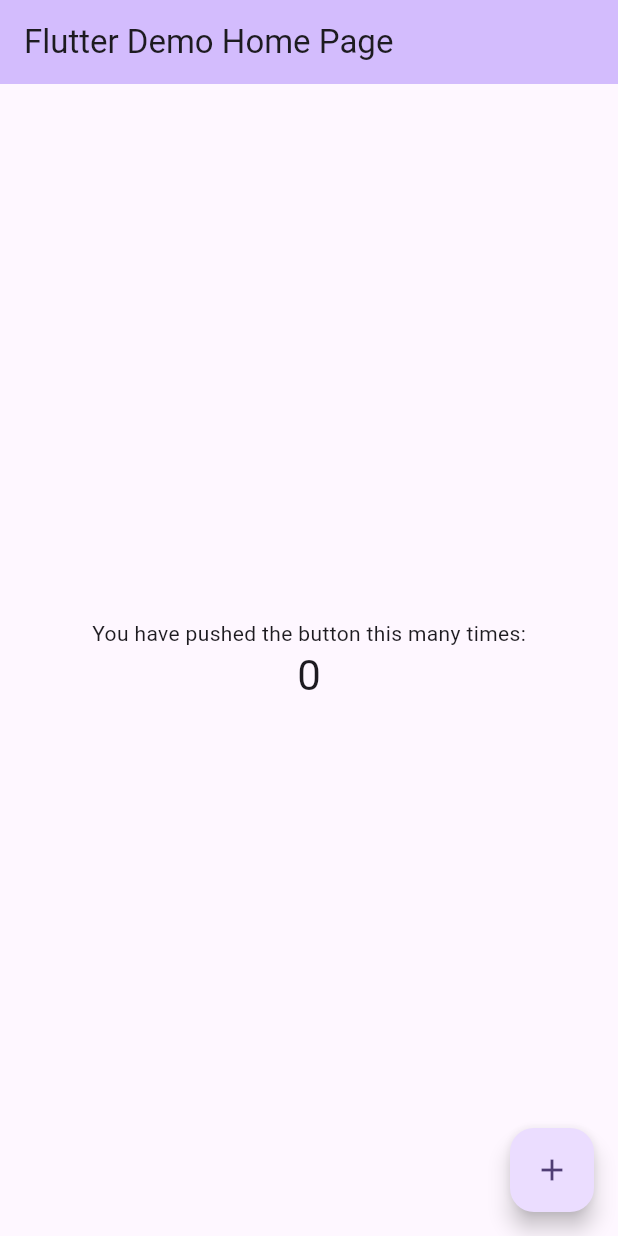
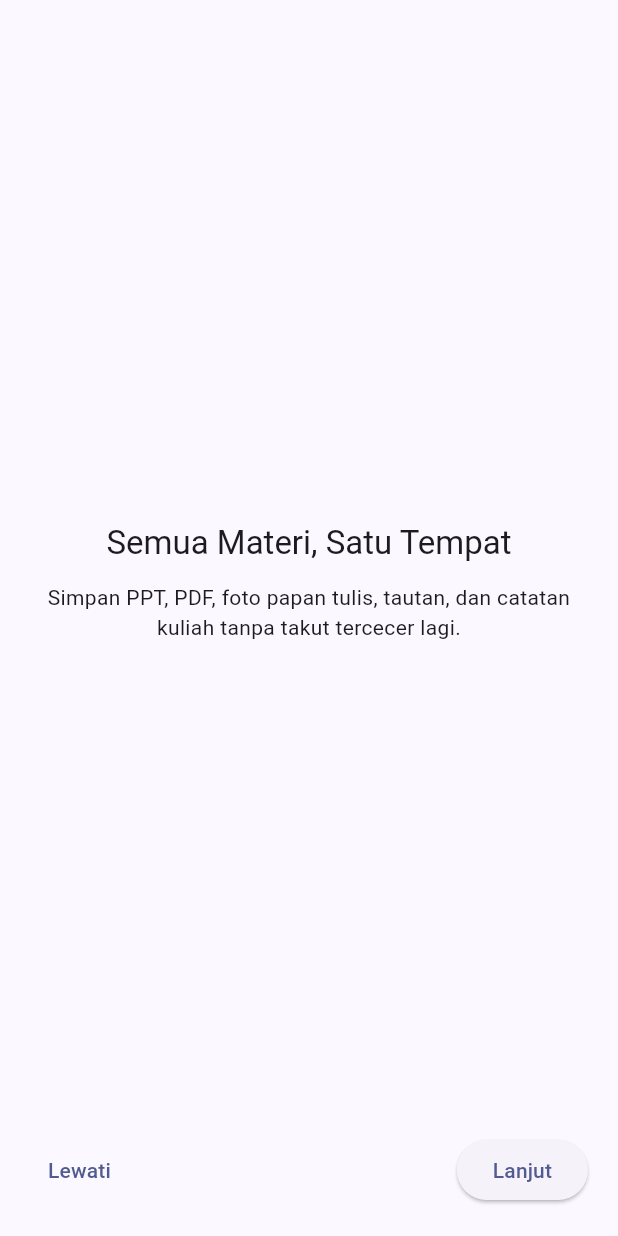
Before and after one commit to rofadhamdani/gakusei, a Flutter app: the screen it shows after launch, on a phone screen of 412 x 824 dp. Run offline on Flutter 3.47's test engine with Material 3 defaults, Android fonts, the light colour scheme and no system bars; our stand-ins replace flutter_riverpod, go_router.

Commit message:
feat(foundation): add app shell, routing, theme, and core screens

```diff
--- /dev/null
+++ b/lib/app.dart
@@ -0,0 +1,21 @@
+import "package:flutter/material.dart";
+import "package:flutter_riverpod/flutter_riverpod.dart";
+
+import "core/router/app_router.dart";
+import "core/theme/app_theme.dart";
+
+class App extends ConsumerWidget {
+  const App({super.key});
+
+  @override
+  Widget build(BuildContext context, WidgetRef ref) {
+    return MaterialApp.router(
+      title: "Gakusei",
+      debugShowCheckedModeBanner: false,
+      routerConfig: AppRouter.router,
+      theme: AppTheme.light(),
+      darkTheme: AppTheme.dark(),
+      themeMode: ThemeMode.system,
+    );
+  }
+}
--- /dev/null
+++ b/lib/core/router/app_router.dart
@@ -0,0 +1,37 @@
+import "package:go_router/go_router.dart";
+
+import "../../features/auth/presentation/login_screen.dart";
+import "../../features/auth/presentation/onboarding_screen.dart";
+import "../../features/auth/presentation/splash_screen.dart";
+import "../../features/home/presentation/home_screen.dart";
+import "../../main_shell.dart";
+
+class AppRouter {
+  static final GoRouter router = GoRouter(
+    routes: [
+      GoRoute(
+        path: "/splash",
+        builder: (context, state) => const SplashScreen(),
+      ),
+      GoRoute(
+        path: "/onboarding",
+        builder: (context, state) => const OnboardingScreen(),
+      ),
+      GoRoute(
+        path: "/login",
+        builder: (context, state) => const LoginScreen(),
+      ),
+      GoRoute(
+        path: "/",
+        builder: (context, state) => const MainShell(),
+        routes: [
+          GoRoute(
+            path: "home",
+            builder: (context, state) => const HomeScreen(),
+          ),
+        ],
+      ),
+    ],
+    initialLocation: "/splash",
+  );
+}
--- /dev/null
+++ b/lib/core/theme/app_theme.dart
@@ -0,0 +1,20 @@
+import "package:flutter/material.dart";
+
+class AppTheme {
+  static ThemeData light() {
+    return ThemeData(
+      colorScheme: ColorScheme.fromSeed(seedColor: Colors.indigo),
+      useMaterial3: true,
+    );
+  }
+
+  static ThemeData dark() {
+    return ThemeData(
+      colorScheme: ColorScheme.fromSeed(
+        seedColor: Colors.indigo,
+        brightness: Brightness.dark,
+      ),
+      useMaterial3: true,
+    );
+  }
+}
--- /dev/null
+++ b/lib/features/auth/presentation/onboarding_screen.dart
@@ -0,0 +1,90 @@
+import "package:flutter/material.dart";
+import "package:go_router/go_router.dart";
+
+class OnboardingScreen extends StatefulWidget {
+  const OnboardingScreen({super.key});
+
+  @override
+  State<OnboardingScreen> createState() => _OnboardingScreenState();
+}
+
+class _OnboardingScreenState extends State<OnboardingScreen> {
+  final PageController _controller = PageController();
+  int _index = 0;
+
+  @override
+  Widget build(BuildContext context) {
+    return Scaffold(
+      body: SafeArea(
+        child: Padding(
+          padding: const EdgeInsets.all(20),
+          child: Column(
+            children: [
+              Expanded(
+                child: PageView(
+                  controller: _controller,
+                  onPageChanged: (i) => setState(() => _index = i),
+                  children: const [
+                    _OnboardPage(
+                      title: "Semua Materi, Satu Tempat",
+                      desc:
+                          "Simpan PPT, PDF, foto papan tulis, tautan, dan catatan kuliah tanpa takut tercecer lagi.",
+                    ),
+                    _OnboardPage(
+                      title: "Belajar Lebih Mudah",
+                      desc:
+                          "Gakusei membantu menjelaskan materi kuliah per topik dan per pertemuan menggunakan AI.",
+                    ),
+                    _OnboardPage(
+                      title: "Lebih Siap Saat Ujian",
+                      desc:
+                          "Gabungkan materi beberapa minggu menjadi rangkuman belajar UTS atau UAS.",
+                    ),
+                  ],
+                ),
+              ),
+              Row(
+                children: [
+                  TextButton(onPressed: () => context.go("/login"), child: const Text("Lewati")),
+                  const Spacer(),
+                  ElevatedButton(
+                    onPressed: () {
+                      if (_index == 2) {
+                        context.go("/login");
+                      } else {
+                        _controller.nextPage(
+                          duration: const Duration(milliseconds: 250),
+                          curve: Curves.easeOut,
+                        );
+                      }
+                    },
+                    child: Text(_index == 2 ? "Mulai Menggunakan Gakusei" : "Lanjut"),
+                  ),
+                ],
+              ),
+            ],
+          ),
+        ),
+      ),
+    );
+  }
+}
+
+class _OnboardPage extends StatelessWidget {
+  const _OnboardPage({required this.title, required this.desc});
+
+  final String title;
+  final String desc;
+
+  @override
+  Widget build(BuildContext context) {
+    return Column(
+      mainAxisAlignment: MainAxisAlignment.center,
+      children: [
+        Text(title, style: Theme.of(context).textTheme.titleLarge, textAlign: TextAlign.center),
+        const SizedBox(height: 12),
+        Text(desc, textAlign: TextAlign.center),
+      ],
+    );
+  }
+}
--- a/lib/main.dart
+++ b/lib/main.dart
@@ -1,122 +1,9 @@
-import 'package:flutter/material.dart';
+import "package:flutter/material.dart";
+import "package:flutter_riverpod/flutter_riverpod.dart";
+
+import "app.dart";
 
 void main() {
-  runApp(const MyApp());
+  WidgetsFlutterBinding.ensureInitialized();
+  runApp(const ProviderScope(child: App()));
 }
-
-class MyApp extends StatelessWidget {
-  const MyApp({super.key});
-
-  // This widget is the root of your application.
-  @override
-  Widget build(BuildContext context) {
-    return MaterialApp(
-      title: 'Flutter Demo',
-      theme: ThemeData(
-        // This is the theme of your application.
-        //
-        // TRY THIS: Try running your application with "flutter run". You'll see
-        // the application has a purple toolbar. Then, without quitting the app,
-        // try changing the seedColor in the colorScheme below to Colors.green
-        // and then invoke "hot reload" (save your changes or press the "hot
-        // reload" button in a Flutter-supported IDE, or press "r" if you used
-        // the command line to start the app).
-        //
-        // Notice that the counter didn't reset back to zero; the application
-        // state is not lost during the reload. To reset the state, use hot
-        // restart instead.
-        //
-        // This works for code too, not just values: Most code changes can be
-        // tested with just a hot reload.
-        colorScheme: .fromSeed(seedColor: Colors.deepPurple),
-      ),
-      home: const MyHomePage(title: 'Flutter Demo Home Page'),
-    );
-  }
-}
-
-class MyHomePage extends StatefulWidget {
-  const MyHomePage({super.key, required this.title});
-
-  // This widget is the home page of your application. It is stateful, meaning
-  // that it has a State object (defined below) that contains fields that affect
-  // how it looks.
-
-  // This class is the configuration for the state. It holds the values (in this
-  // case the title) provided by the parent (in this case the App widget) and
-  // used by the build method of the State. Fields in a Widget subclass are
-  // always marked "final".
-
-  final String title;
-
-  @override
-  State<MyHomePage> createState() => _MyHomePageState();
-}
-
-class _MyHomePageState extends State<MyHomePage> {
-  int _counter = 0;
-
-  void _incrementCounter() {
-    setState(() {
-      // This call to setState tells the Flutter framework that something has
-      // changed in this State, which causes it to rerun the build method below
-      // so that the display can reflect the updated values. If we changed
-      // _counter without calling setState(), then the build method would not be
-      // called again, and so nothing would appear to happen.
-      _counter++;
-    });
-  }
-
-  @override
-  Widget build(BuildContext context) {
-    // This method is rerun every time setState is called, for instance as done
-    // by the _incrementCounter method above.
-    //
-    // The Flutter framework has been optimized to make rerunning build methods
-    // fast, so that you can just rebuild anything that needs updating rather
-    // than having to individually change instances of widgets.
-    return Scaffold(
-      appBar: AppBar(
-        // TRY THIS: Try changing the color here to a specific color (to
-        // Colors.amber, perhaps?) and trigger a hot reload to see the AppBar
-        // change color while the other colors stay the same.
-        backgroundColor: Theme.of(context).colorScheme.inversePrimary,
-        // Here we take the value from the MyHomePage object that was created by
-        // the App.build method, and use it to set our appbar title.
-        title: Text(widget.title),
-      ),
-      body: Center(
-        // Center is a layout widget. It takes a single child and positions it
-        // in the middle of the parent.
-        child: Column(
-          // Column is also a layout widget. It takes a list of children and
-          // arranges them vertically. By default, it sizes itself to fit its
-          // children horizontally, and tries to be as tall as its parent.
-          //
-          // Column has various properties to control how it sizes itself and
-          // how it positions its children. Here we use mainAxisAlignment to
-          // center the children vertically; the main axis here is the vertical
-          // axis because Columns are vertical (the cross axis would be
-          // horizontal).
-          //
-          // TRY THIS: Invoke "debug painting" (choose the "Toggle Debug Paint"
-          // action in the IDE, or press "p" in the console), to see the
-          // wireframe for each widget.
-          mainAxisAlignment: .center,
-          children: [
-            const Text('You have pushed the button this many times:'),
-            Text(
-              '$_counter',
-              style: Theme.of(context).textTheme.headlineMedium,
-            ),
-          ],
-        ),
-      ),
-      floatingActionButton: FloatingActionButton(
-        onPressed: _incrementCounter,
-        tooltip: 'Increment',
-        child: const Icon(Icons.add),
-      ),
-    );
-  }
-}
```
Also changed, not shown: lib/features/assignments/presentation/assignments_screen.dart (added, +14 -0 lines), lib/features/auth/presentation/login_screen.dart (added, +54 -0 lines), lib/features/auth/presentation/splash_screen.dart (added, +41 -0 lines), lib/features/classes/presentation/classes_screen.dart (added, +14 -0 lines), lib/features/home/presentation/home_screen.dart (added, +32 -0 lines), lib/features/study/presentation/study_screen.dart (added, +14 -0 lines), lib/main_shell.dart (added, +48 -0 lines), 1 other file.
